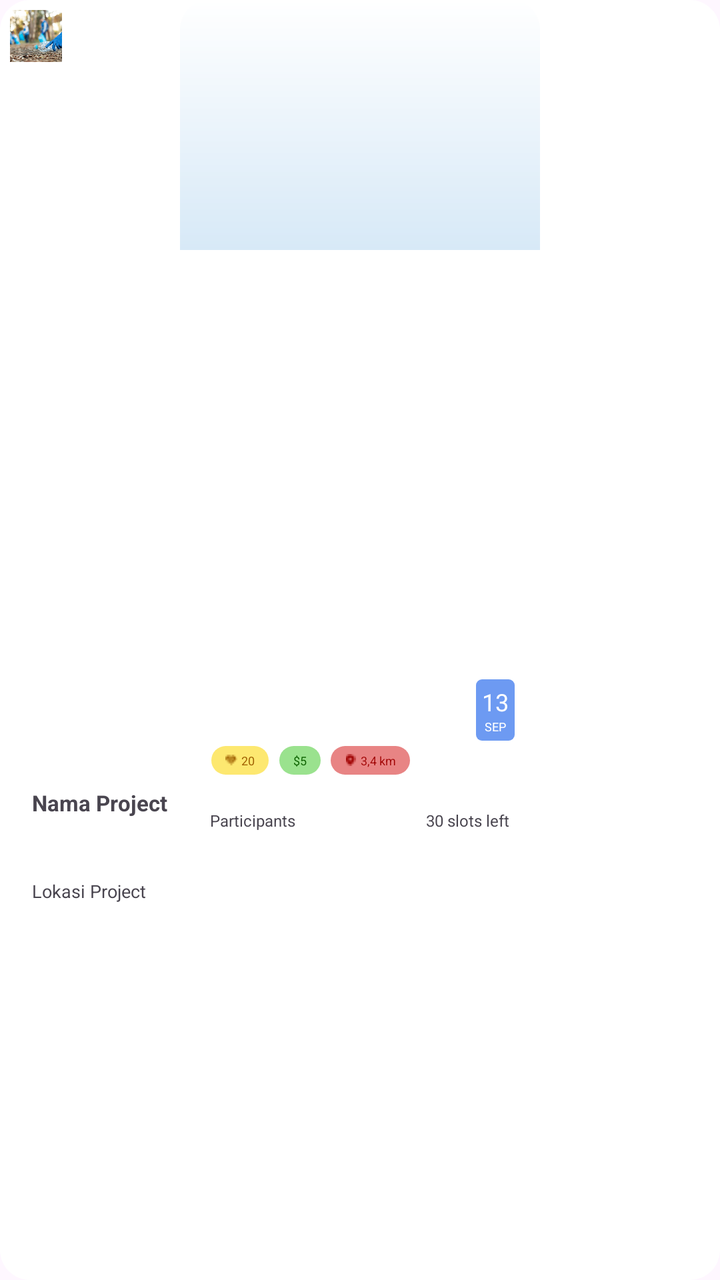
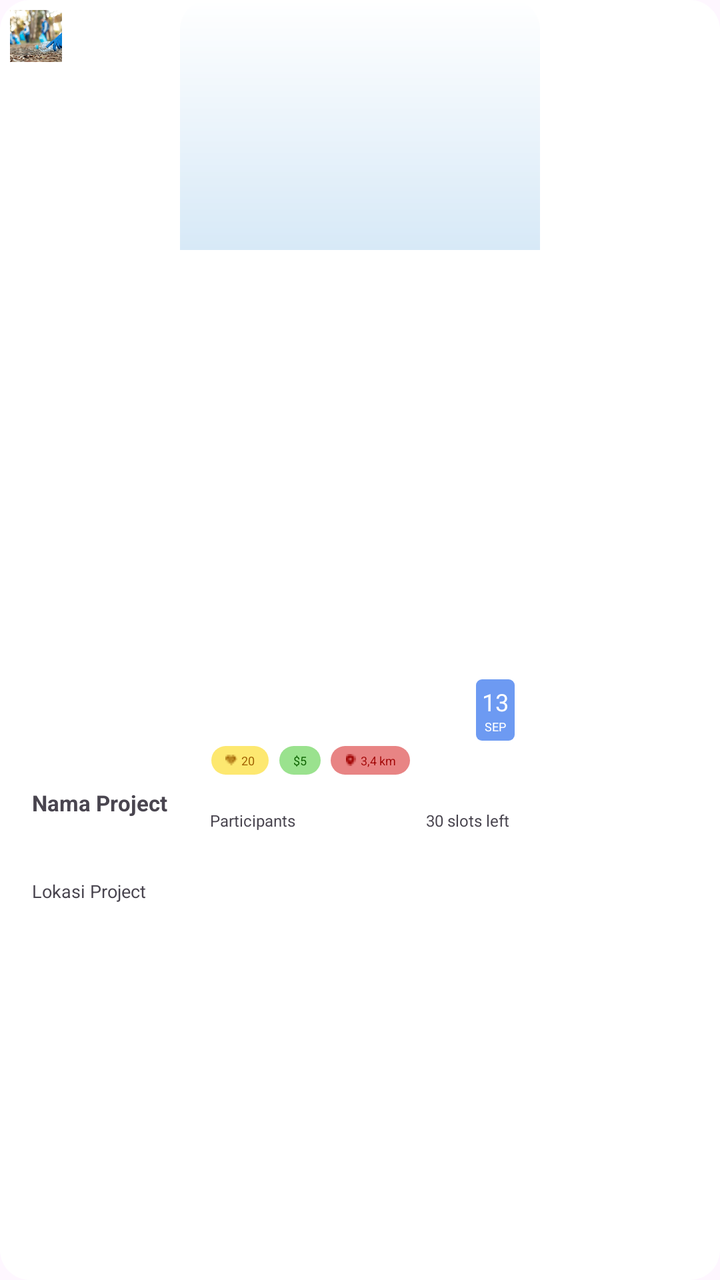

Two renders of the same Android screen: before a commit and after it. Below are the layout's source before the change and the commit's diff.
<!-- AndroidManifest.xml: application theme Theme.PolluGuard -->
<!-- res/layout/item_project.xml -->
<?xml version="1.0" encoding="utf-8"?>
<androidx.constraintlayout.widget.ConstraintLayout xmlns:android="http://schemas.android.com/apk/res/android"
    xmlns:app="http://schemas.android.com/apk/res-auto"
    android:layout_width="180dp"
    android:layout_height="221dp"
    android:background="@drawable/rounded_corners"
    android:layout_margin="5dp">

    <ImageView
        android:id="@+id/organizerLogo"
        android:layout_width="26dp"
        android:layout_height="26dp"
        android:layout_marginStart="5dp"
        android:layout_marginTop="5dp"
        android:clipToOutline="true"
        android:scaleType="centerCrop"
        android:src="@drawable/close_up_hand_collecting_bottle"
        app:layout_constraintEnd_toEndOf="parent"
        app:layout_constraintHorizontal_bias="0.0"
        app:layout_constraintStart_toStartOf="parent"
        app:layout_constraintTop_toTopOf="parent"
        android:translationZ="1dp"/>

    <ImageView
        android:id="@+id/projectImage_Project"
        android:layout_width="180dp"
        android:layout_height="125dp"
        android:background="@drawable/up_rounded_corners"
        android:clipToOutline="true"
        android:scaleType="centerCrop"
        android:src="@drawable/gradient_background"
        app:layout_constraintEnd_toEndOf="parent"
        app:layout_constraintStart_toStartOf="parent"
        app:layout_constraintTop_toTopOf="parent" />

    <TextView
        android:id="@+id/nameText_Project"
        android:layout_width="wrap_content"
        android:layout_height="wrap_content"
        android:layout_marginStart="16dp"
        android:text="Nama Project"
        android:maxWidth="120dp"
        android:maxHeight="15dp"
        android:textSize="11sp"
        android:textStyle="bold"
        app:layout_constraintBottom_toBottomOf="parent"
        app:layout_constraintStart_toStartOf="parent"
        app:layout_constraintTop_toTopOf="parent"
        app:layout_constraintVertical_bias="0.63" />

    <TextView
        android:id="@+id/locationText_Project"
        android:layout_width="wrap_content"
        android:layout_height="wrap_content"
        android:layout_marginStart="16dp"
        android:text="Lokasi Project"
        android:maxWidth="120dp"
        android:maxHeight="15dp"
        android:textSize="9sp"
        app:layout_constraintBottom_toBottomOf="parent"
        app:layout_constraintStart_toStartOf="parent"
        app:layout_constraintTop_toTopOf="parent"
        app:layout_constraintVertical_bias="0.7" />

    <LinearLayout
        android:layout_width="wrap_content"
        android:layout_height="wrap_content"
        android:layout_marginStart="135dp"
        android:layout_marginTop="70dp"
        android:gravity="center"
        android:orientation="vertical"
        app:layout_constraintBottom_toBottomOf="parent"
        app:layout_constraintEnd_toEndOf="parent"
        app:layout_constraintStart_toStartOf="parent"
        app:layout_constraintTop_toTopOf="parent"
        android:background="@drawable/blue_rounded_corners_3"
        android:padding="3dp">

        <TextView
            android:id="@+id/dateText"
            android:layout_width="wrap_content"
            android:layout_height="wrap_content"
            android:text="13"
            android:textSize="12sp"
            android:textColor="@color/white"/>

        <TextView
            android:id="@+id/monthText"
            android:layout_width="wrap_content"
            android:layout_height="wrap_content"
            android:text="SEP"
            android:textSize="6sp"
            android:textColor="@color/white"/>
    </LinearLayout>

    <LinearLayout
        android:layout_width="wrap_content"
        android:layout_height="wrap_content"
        android:layout_marginEnd="120dp"
        android:layout_marginTop="120dp"
        app:layout_constraintBottom_toBottomOf="parent"
        app:layout_constraintEnd_toEndOf="parent"
        app:layout_constraintStart_toStartOf="parent"
        app:layout_constraintTop_toTopOf="parent"
        android:orientation="horizontal"
        android:background="@drawable/rounded_corners"
        android:backgroundTint="@color/yellowCoupon"
        android:paddingVertical="3dp"
        android:paddingHorizontal="7dp"
        android:gravity="center">

        <ImageView
            android:layout_width="6dp"
            android:layout_height="6dp"
            android:src="@drawable/vector"
            android:layout_marginRight="2dp"/>

        <TextView
            android:id="@+id/rewardText"
            android:layout_width="wrap_content"
            android:layout_height="wrap_content"
            android:text="20"
            android:textSize="6sp"
            android:textColor="@color/yellowText"/>

    </LinearLayout>

    <LinearLayout
        android:layout_width="wrap_content"
        android:layout_height="wrap_content"
        android:layout_marginEnd="60dp"
        android:layout_marginTop="120dp"
        app:layout_constraintBottom_toBottomOf="parent"
        app:layout_constraintEnd_toEndOf="parent"
        app:layout_constraintStart_toStartOf="parent"
        app:layout_constraintTop_toTopOf="parent"
        android:orientation="horizontal"
        android:background="@drawable/rounded_corners"
        android:backgroundTint="@color/greenCoupon"
        android:paddingVertical="3dp"
        android:paddingHorizontal="7dp"
        android:gravity="center">

        <TextView
            android:id="@+id/priceText"
            android:layout_width="wrap_content"
            android:layout_height="wrap_content"
            android:text="$5"
            android:textSize="6sp"
            android:textColor="@color/greenText"/>

    </LinearLayout>

    <LinearLayout
        android:layout_width="wrap_content"
        android:layout_height="wrap_content"
        android:layout_marginStart="10dp"
        android:layout_marginTop="120dp"
        app:layout_constraintBottom_toBottomOf="parent"
        app:layout_constraintEnd_toEndOf="parent"
        app:layout_constraintStart_toStartOf="parent"
        app:layout_constraintTop_toTopOf="parent"
        android:orientation="horizontal"
        android:background="@drawable/rounded_corners"
        android:backgroundTint="@color/redCoupon"
        android:paddingVertical="3dp"
        android:paddingHorizontal="7dp"
        android:gravity="center">

        <ImageView
            android:layout_width="6dp"
            android:layout_height="6dp"
            android:src="@drawable/vector__1_"
            android:layout_marginRight="2dp"/>

        <TextView
            android:id="@+id/distanceText"
            android:layout_width="wrap_content"
            android:layout_height="wrap_content"
            android:text="3,4 km"
            android:textSize="6sp"
            android:textColor="@color/redText"/>

    </LinearLayout>

    <LinearLayout
        android:layout_width="match_parent"
        android:layout_height="wrap_content"
        android:layout_marginTop="180dp"
        android:layout_marginHorizontal="15dp"
        app:layout_constraintBottom_toBottomOf="parent"
        app:layout_constraintEnd_toEndOf="parent"
        app:layout_constraintStart_toStartOf="parent"
        app:layout_constraintTop_toTopOf="parent"
        android:orientation="horizontal"
        android:paddingVertical="3dp"
        android:gravity="center">

        <TextView
            android:layout_width="wrap_content"
            android:layout_height="wrap_content"
            android:text="Participants"
            android:layout_marginRight="65dp"
            android:textSize="8sp"/>

        <TextView
            android:id="@+id/slotText"
            android:layout_width="wrap_content"
            android:layout_height="wrap_content"
            android:text="30 slots left"
            android:textSize="8sp"/>

    </LinearLayout>

</androidx.constraintlayout.widget.ConstraintLayout>
<!-- resources referenced by this layout -->
<resources>
  <color name="greenCoupon">#9AE28E</color>
  <color name="greenText">#0E6300</color>
  <color name="redCoupon">#E88484</color>
  <color name="redText">#9F0000</color>
  <color name="white">#FFFFFFFF</color>
  <color name="yellowCoupon">#FDE870</color>
  <color name="yellowText">#9F5F00</color>
  <!-- drawable blue_rounded_corners_3 (drawable) -->
  <?xml version="1.0" encoding="utf-8"?>
  <shape xmlns:android="http://schemas.android.com/apk/res/android">
      <solid android:color="@color/backgroundTextBlue"/>
      <corners android:radius="3dp"/>
  </shape>
  <!-- drawable close_up_hand_collecting_bottle: webp bitmap (drawable, 385262 bytes) -->
  <!-- drawable gradient_background (drawable) -->
  <?xml version="1.0" encoding="utf-8"?>
  <shape xmlns:android="http://schemas.android.com/apk/res/android">
      <gradient xmlns:android="http://schemas.android.com/apk/res/android"
          android:angle="270"
          android:startColor="#FFFFFFFF"
          android:endColor="@color/lightBlue"
          android:type="linear" />
  </shape>
  <!-- drawable rounded_corners (drawable) -->
  <?xml version="1.0" encoding="utf-8"?>
  <shape xmlns:android="http://schemas.android.com/apk/res/android">
      <corners android:radius="15dp"/>
      <solid android:color="@color/white"/>
  </shape>
  <!-- drawable up_rounded_corners (drawable) -->
  <?xml version="1.0" encoding="utf-8"?>
  <shape xmlns:android="http://schemas.android.com/apk/res/android">
      <corners
          android:topRightRadius="15dp"
          android:topLeftRadius="15dp"/>
      <solid android:color="@color/white"/>
  </shape>
  <!-- drawable vector: png bitmap (drawable, 231 bytes) -->
  <!-- drawable vector__1_: png bitmap (drawable, 200 bytes) -->
  <style name="Theme.PolluGuard" parent="Base.Theme.PolluGuard" />
  <color name="backgroundTextBlue">#6D9AF2</color>
  <color name="lightBlue">#D7E9F7</color>
  <style name="Base.Theme.PolluGuard" parent="Theme.Material3.DayNight.NoActionBar">
          
          
      </style>
</resources>

<!-- the commit's change to res/layout/item_project.xml (unified diff, before → after) -->
@@ -14,7 +14,7 @@
         android:layout_marginTop="5dp"
         android:clipToOutline="true"
         android:scaleType="centerCrop"
-        android:src="@drawable/close_up_hand_collecting_bottle"
+        android:src="@drawable/milah_plastik"
         app:layout_constraintEnd_toEndOf="parent"
         app:layout_constraintHorizontal_bias="0.0"
         app:layout_constraintStart_toStartOf="parent"
<!-- resource entries referenced after the edit -->
@@ -13,7 +13,6 @@
       <solid android:color="@color/backgroundTextBlue"/>
       <corners android:radius="3dp"/>
   </shape>
-  <!-- drawable close_up_hand_collecting_bottle: webp bitmap (drawable, 385262 bytes) -->
   <!-- drawable gradient_background (drawable) -->
   <?xml version="1.0" encoding="utf-8"?>
   <shape xmlns:android="http://schemas.android.com/apk/res/android">
@@ -23,6 +22,7 @@
           android:endColor="@color/lightBlue"
           android:type="linear" />
   </shape>
+  <!-- drawable milah_plastik: webp bitmap (drawable, 48802 bytes) -->
   <!-- drawable rounded_corners (drawable) -->
   <?xml version="1.0" encoding="utf-8"?>
   <shape xmlns:android="http://schemas.android.com/apk/res/android">
